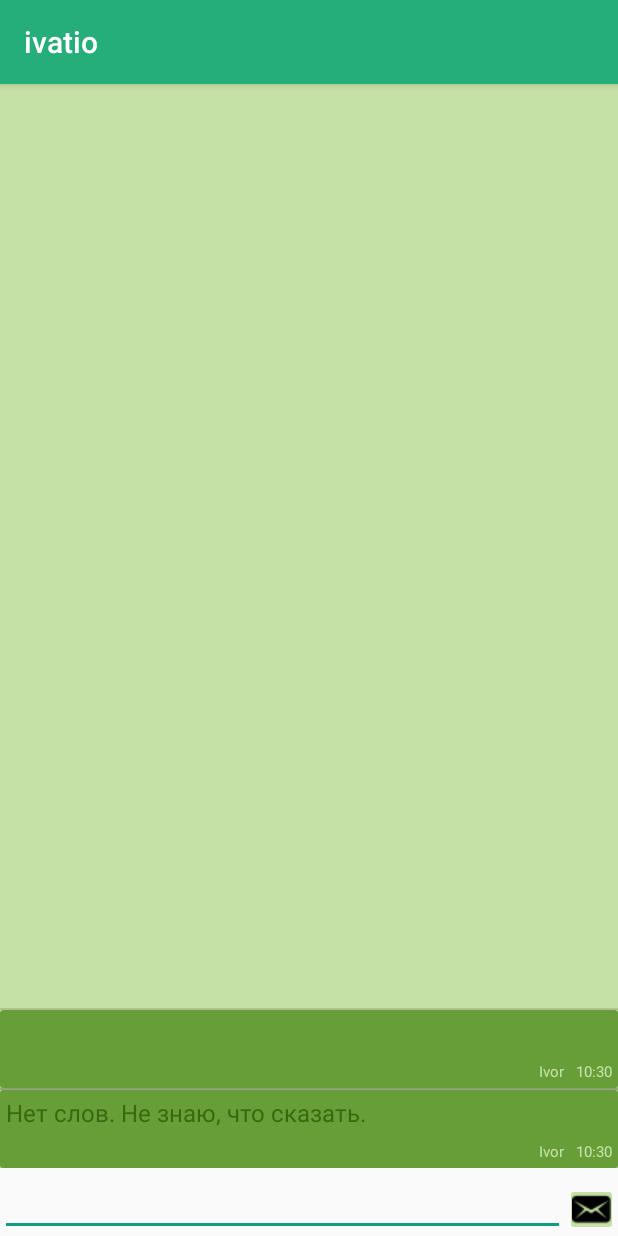
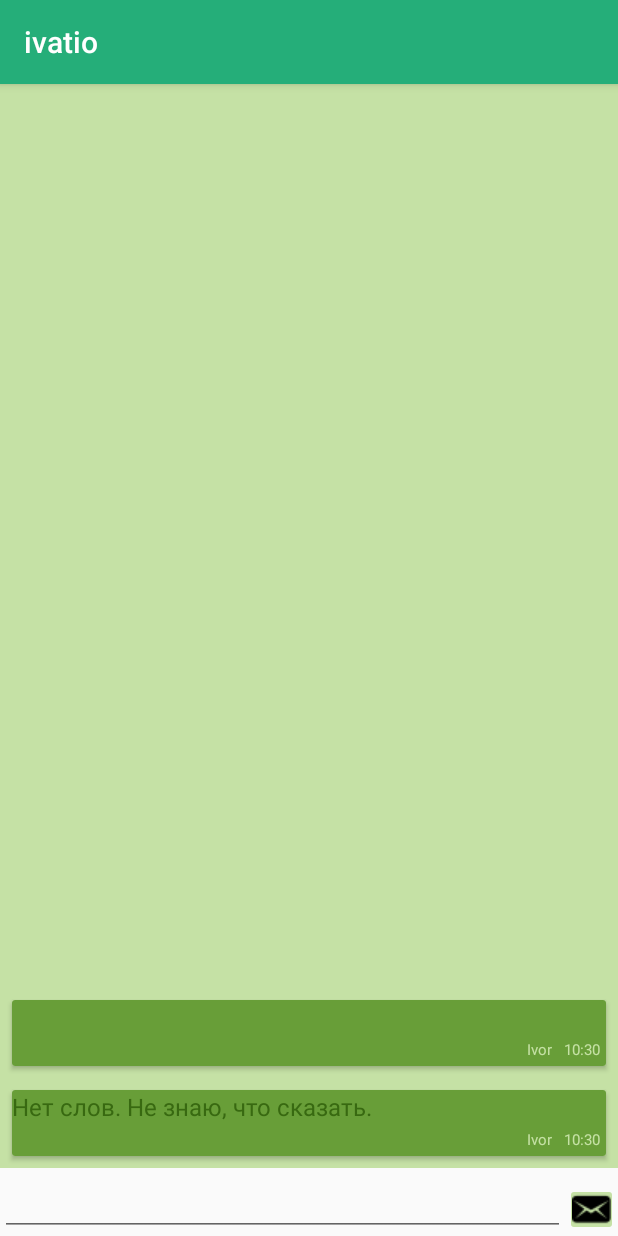
Before and after one commit to lichtstrahl/ivor, an Android app: the MsgActivity screen opened directly, with no data from a screen before it, after a tap on "Отправка", on a phone screen of 412 x 824 dp. Run offline under Robolectric (Android 15) with nearby library versions, the phone set to English and light mode, and no system bars; our stand-ins replace ButterKnife, Room's generated code, RxJava; libraries missing offline, so code that uses them is left out: android.arch.persistence, com.facebook.stetho; 2 statements that could not run were skipped.

Commit message:
Использование RecyclerView. Release

```diff
--- a/app/src/main/java/root/ivatio/MessageAdapter.java
+++ b/app/src/main/java/root/ivatio/MessageAdapter.java
@@ -1,16 +1,16 @@
 package root.ivatio;
 
 import android.content.Context;
+import android.content.res.Resources;
 import android.support.annotation.NonNull;
-import android.support.annotation.Nullable;
+import android.support.v7.widget.RecyclerView;
+import android.view.Gravity;
 import android.view.LayoutInflater;
 import android.view.View;
 import android.view.ViewGroup;
-import android.widget.ArrayAdapter;
+import android.widget.LinearLayout;
 import android.widget.TextView;
 
-import java.util.ArrayList;
-import java.util.Arrays;
 import java.util.Calendar;
 import java.util.List;
 import java.util.Locale;
@@ -18,73 +18,46 @@ import java.util.Locale;
 import ivor.Ivor;
 
 // Адаптер, который будет хранить сообщения
-public class MessageAdapter extends ArrayAdapter {
+public class MessageAdapter extends RecyclerView.Adapter<MessageAdapter.MessageViewHolder> {
     private LayoutInflater inflater;
     private List<Message> list;
+    private Resources res;
+    private final int IVOR_MSG = 1;
+    private final int USER_MSG = 2;
 
     public MessageAdapter(Context context, List<Message> data) {
-        super(context, R.layout.list_msg_layout);
         this.inflater = LayoutInflater.from(context);
         this.list = data;
-    }
-    public MessageAdapter(Context context, Message[] data) {
-        super(context, R.layout.list_msg_layout);
-        this.inflater = LayoutInflater.from(context);
-        list = new ArrayList(Arrays.asList(data));
+        res = context.getResources();
     }
 
     @Override
-    public int getCount() {
+    public int getItemCount() {
         return list.size();
-    }
-
-    @Override
-    public Message getItem(int position) {
-        return list.get(position);
     }
 
     @NonNull
     @Override
-    public View getView(int position, @Nullable View convertView, @NonNull ViewGroup parent) {
-        Message message = list.get(position);
-        if (message.author != null)
-            return createUserMessage(message, parent);
-        else
-            return createIvorMessage(message, parent);
+    public MessageViewHolder onCreateViewHolder(@NonNull ViewGroup viewGroup, int i) {
+        return new MessageViewHolder(inflater.inflate(R.layout.list_msg_layout, viewGroup, false));
     }
 
-    private View createUserMessage(Message message, ViewGroup parent) {
-        // Создаем View и наполняем её данными из описанного слоя элемента
-        View view = inflater.inflate(R.layout.list_msg_layout, parent, false);
-        TextView txt;
-        txt =  view.findViewById(R.id.content);
-        txt.setText(message.content);
-        txt = view.findViewById(R.id.author);
-        txt.setText(message.author.realName);
-        txt = view.findViewById(R.id.time);
-
-        int ch = Calendar.getInstance().get(Calendar.HOUR_OF_DAY);
-        int min = Calendar.getInstance().get(Calendar.MINUTE);
-        txt.setText(String.format(Locale.ENGLISH, "%02d:%02d", ch, min));
-        return view;
+    @Override
+    public int getItemViewType(int position) {
+        return list.get(position).author == null ? IVOR_MSG : USER_MSG;
     }
 
-    private View createIvorMessage(Message message, ViewGroup parent) {
-        // Создаем View и наполняем её данными из описанного слоя элемента
-        View view = inflater.inflate(R.layout.list_msg_layout_ivor, parent, false);
-        TextView txt;
-        txt =  view.findViewById(R.id.content);
-        txt.setText(message.content);
-
-        txt = view.findViewById(R.id.author);
-        txt.setText(Ivor.getName());
-        txt = view.findViewById(R.id.time);
-
-        int ch = Calendar.getInstance().get(Calendar.HOUR_OF_DAY);
-        int min = Calendar.getInstance().get(Calendar.MINUTE);
-        txt.setText(String.format(Locale.ENGLISH, "%02d:%02d", ch, min));
-
-        return view;
+    @Override
+    public void onBindViewHolder(@NonNull MessageViewHolder viewHolder, int i) {
+        switch (getItemViewType(i)) {
+            case IVOR_MSG:
+                viewHolder.bindIvorMessageView(i);
+                break;
+            case USER_MSG:
+                viewHolder.bindUserMessageView(i);
+                break;
+            default:
+        }
     }
 
     public Message getLast() {
@@ -104,9 +77,54 @@ public class MessageAdapter extends ArrayAdapter {
         }
     }
 
-    @Override
     public void clear() {
         list.clear();
-        super.clear();
+    }
+
+    class MessageViewHolder extends RecyclerView.ViewHolder {
+        private final TextView viewContent;
+        private final TextView viewAuthor;
+        private final TextView viewTime;
+        private final ViewGroup layoutBG;
+        private final ViewGroup layoutTime;
+        private final LinearLayout.LayoutParams paramLeft;
+        private final LinearLayout.LayoutParams paramRight;
+
+
+        MessageViewHolder(@NonNull View itemView) {
+            super(itemView);
+            viewContent = itemView.findViewById(R.id.content);
+            viewAuthor = itemView.findViewById(R.id.author);
+            viewTime = itemView.findViewById(R.id.time);
+            layoutBG = itemView.findViewById(R.id.layoutBG);
+            layoutTime = itemView.findViewById(R.id.timeLayout);
+            paramLeft = new LinearLayout.LayoutParams(ViewGroup.LayoutParams.WRAP_CONTENT, ViewGroup.LayoutParams.WRAP_CONTENT);
+            paramLeft.gravity = Gravity.START;
+            paramRight = new LinearLayout.LayoutParams(ViewGroup.LayoutParams.WRAP_CONTENT, ViewGroup.LayoutParams.WRAP_CONTENT);
+            paramRight.gravity = Gravity.END;
+        }
+
+        void bindUserMessageView(int pos) {
+            layoutBG.setBackgroundColor(res.getColor(R.color.msgBg));
+
+            Message msg = list.get(pos);
+            int ch = Calendar.getInstance().get(Calendar.HOUR_OF_DAY);
+            int min = Calendar.getInstance().get(Calendar.MINUTE);
+            viewContent.setText(msg.content);
+            viewAuthor.setText(msg.author == null ? Ivor.getName() : msg.author.realName);
+            viewTime.setText(String.format(Locale.ENGLISH, "%02d:%02d", ch, min));
+        }
+
+        void bindIvorMessageView(int pos) {
+            layoutBG.setBackgroundColor(res.getColor(R.color.msgIvorBg));
+            viewContent.setLayoutParams(paramLeft);
+            layoutTime.setLayoutParams(paramRight);
+            Message msg = list.get(pos);
+            int ch = Calendar.getInstance().get(Calendar.HOUR_OF_DAY);
+            int min = Calendar.getInstance().get(Calendar.MINUTE);
+            viewContent.setText(msg.content);
+            viewAuthor.setText(msg.author == null ? Ivor.getName() : msg.author.realName);
+            viewTime.setText(String.format(Locale.ENGLISH, "%02d:%02d", ch, min));
+        }
     }
 }
--- a/app/src/main/java/root/ivatio/activity/MsgActivity.java
+++ b/app/src/main/java/root/ivatio/activity/MsgActivity.java
@@ -7,6 +7,8 @@ import android.location.LocationManager;
 import android.net.Uri;
 import android.os.Bundle;
 import android.support.v7.app.AppCompatActivity;
+import android.support.v7.widget.LinearLayoutManager;
+import android.support.v7.widget.RecyclerView;
 import android.telephony.SmsManager;
 import android.util.Log;
 import android.view.Menu;
@@ -44,7 +46,7 @@ public class MsgActivity extends AppCompatActivity implements IvorViewAPI {
     private ROLE curRole = ROLE.STD;
 
     @BindView(R.id.list)
-    ListView listView;
+    RecyclerView listView;
     MessageAdapter messages;
 
     @BindView(R.id.input)
@@ -55,6 +57,7 @@ public class MsgActivity extends AppCompatActivity implements IvorViewAPI {
         messages.append(new Message(user, inputText.getText().toString(), getCurDate()));
         ivorPresenter.clickSend(curRole, inputText.getText().toString());
         inputText.setText("");
+        listView.smoothScrollToPosition(listView.getAdapter().getItemCount());
     }
 
     @BindView(R.id.buttonDelete)
@@ -132,6 +135,9 @@ public class MsgActivity extends AppCompatActivity implements IvorViewAPI {
                 this);
         messages = new MessageAdapter(this, new ArrayList<>());
         listView.setAdapter(messages);
+        RecyclerView.LayoutManager lManager = new LinearLayoutManager(this);
+        ((LinearLayoutManager) lManager).setStackFromEnd(true);
+        listView.setLayoutManager(lManager);
         removeRating();
         setTitle(user.login + ", " + user.realName);
     }
--- a/app/src/main/res/layout/activity_msg.xml
+++ b/app/src/main/res/layout/activity_msg.xml
@@ -51,7 +51,7 @@
     </android.support.v7.widget.CardView>
 
 
-    <ListView
+    <android.support.v7.widget.RecyclerView
         android:id="@+id/list"
         android:layout_width="match_parent"
         android:layout_height="wrap_content"
@@ -61,7 +61,7 @@
         android:stackFromBottom="true"
         android:background="@color/msgPSTxt"
         tools:listitem="@layout/list_msg_layout">
-    </ListView>
+    </android.support.v7.widget.RecyclerView>
     <EditText
         android:id="@+id/input"
         android:layout_width="wrap_content"
--- a/app/src/main/res/layout/list_msg_layout.xml
+++ b/app/src/main/res/layout/list_msg_layout.xml
@@ -4,13 +4,16 @@
 <android.support.v7.widget.CardView
     xmlns:android="http://schemas.android.com/apk/res/android"
     android:layout_width="match_parent"
-    android:layout_height="match_parent"
+    android:layout_height="wrap_content"
+    android:layout_margin="@dimen/stdMargin"
     xmlns:tools="http://schemas.android.com/tools"
-    android:backgroundTint="@color/msgBg">
+    >
     <LinearLayout
+        android:id="@+id/layoutBG"
         android:layout_width="match_parent"
         android:layout_height="match_parent"
-        android:orientation="vertical">
+        android:orientation="vertical"
+        android:background="@color/msgBg">
         <TextView
             android:id="@+id/content"
             android:layout_width="wrap_content"
@@ -22,6 +25,7 @@
             android:layout_margin="4dp"/>
 
         <LinearLayout
+            android:id="@+id/timeLayout"
             android:layout_width="wrap_content"
             android:layout_height="wrap_content"
             android:layout_gravity="start">
--- a/app/src/main/res/layout/list_msg_layout_ivor.xml
+++ /dev/null
@@ -1,49 +0,0 @@
-<?xml version="1.0" encoding="utf-8"?>
-
-
-<android.support.v7.widget.CardView xmlns:android="http://schemas.android.com/apk/res/android"
-    android:layout_width="match_parent"
-    android:layout_height="match_parent"
-    xmlns:tools="http://schemas.android.com/tools"
-    android:backgroundTint="@color/msgIvorBg">
-
-    <LinearLayout
-        android:layout_width="match_parent"
-        android:layout_height="match_parent"
-        android:orientation="vertical">
-        <TextView
-            android:id="@+id/content"
-            android:layout_width="wrap_content"
-            android:layout_height="wrap_content"
-            tools:text="Какой-то текст"
-            android:textSize="@dimen/msgTextSize"
-            android:textColor="@color/msgTxt"
-            android:layout_gravity="start"
-            android:layout_margin="4dp"/>
-
-        <LinearLayout
-            android:layout_width="wrap_content"
-            android:layout_height="wrap_content"
-            android:layout_gravity="end">
-            <TextView
-                android:id="@+id/author"
-                android:layout_width="wrap_content"
-                android:layout_height="wrap_content"
-                android:layout_margin="4dp"
-                tools:text="Автор"
-                android:textSize="@dimen/smallText"
-                android:textColor="@color/msgPSTxt"/>
-            <TextView
-                android:id="@+id/time"
-                android:layout_width="wrap_content"
-                android:layout_height="wrap_content"
-                android:layout_margin="4dp"
-                tools:text="10:42"
-                android:textSize="@dimen/smallText"
-                android:textColor="@color/msgPSTxt"/>
-        </LinearLayout>
-
-
-    </LinearLayout>
-
-</android.support.v7.widget.CardView>
--- a/app/src/main/res/values/colors.xml
+++ b/app/src/main/res/values/colors.xml
@@ -13,7 +13,7 @@
     <!-- ............. -->
 
     <!-- MsgActivity -->
-    <color name="msgBg">#8bb956</color>
+    <color name="msgBg">#9ccc65</color>
     <color name="msgIvorBg">#689e38</color>
     <color name="msgTxt">#386911</color>
     <color name="msgPSTxt">#c5e1a5</color>
```
